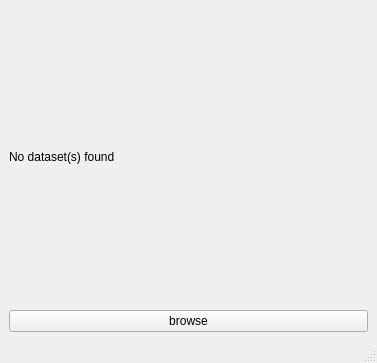
First picture: the form in qt_designer/import_error.ui, repository jowanpittevils/Databasemanager_Signalplotter, before the edit.
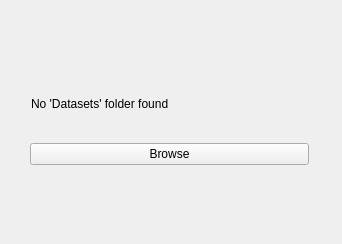
Second picture: the form after the edit.

Commit message: error lay out + windows close after click event

What changed in the file:
```diff
--- a/qt_designer/import_error.ui
+++ b/qt_designer/import_error.ui
@@ -1,47 +1,56 @@
 <?xml version="1.0" encoding="UTF-8"?>
 <ui version="4.0">
- <class>MainWindow</class>
- <widget class="QMainWindow" name="MainWindow">
+ <class>Form</class>
+ <widget class="QWidget" name="Form">
   <property name="geometry">
    <rect>
     <x>0</x>
     <y>0</y>
-    <width>377</width>
-    <height>363</height>
+    <width>342</width>
+    <height>244</height>
    </rect>
   </property>
+  <property name="minimumSize">
+   <size>
+    <width>237</width>
+    <height>102</height>
+   </size>
+  </property>
   <property name="windowTitle">
    <string>MainWindow</string>
   </property>
-  <widget class="QWidget" name="centralwidget">
+  <widget class="QWidget" name="">
+   <property name="geometry">
+    <rect>
+     <x>30</x>
+     <y>70</y>
+     <width>279</width>
+     <height>95</height>
+    </rect>
+   </property>
    <layout class="QVBoxLayout" name="verticalLayout">
-    <item>
+    <item alignment="Qt::AlignHCenter|Qt::AlignVCenter">
      <widget class="QLabel" name="label">
+      <property name="minimumSize">
+       <size>
+        <width>277</width>
+        <height>29</height>
+       </size>
+      </property>
       <property name="text">
-       <string>No dataset(s) found </string>
+       <string>No 'Datasets' folder found</string>
       </property>
      </widget>
     </item>
     <item>
      <widget class="QPushButton" name="pushButton">
       <property name="text">
-       <string>browse</string>
+       <string>Browse</string>
       </property>
      </widget>
     </item>
    </layout>
   </widget>
-  <widget class="QMenuBar" name="menubar">
-   <property name="geometry">
-    <rect>
-     <x>0</x>
-     <y>0</y>
-     <width>377</width>
-     <height>43</height>
-    </rect>
-   </property>
-  </widget>
-  <widget class="QStatusBar" name="statusbar"/>
  </widget>
  <resources/>
  <connections/>
```
Left out of the diff: 2 changed lines with no effect on the pictures. The commit also changes 3 other files.
